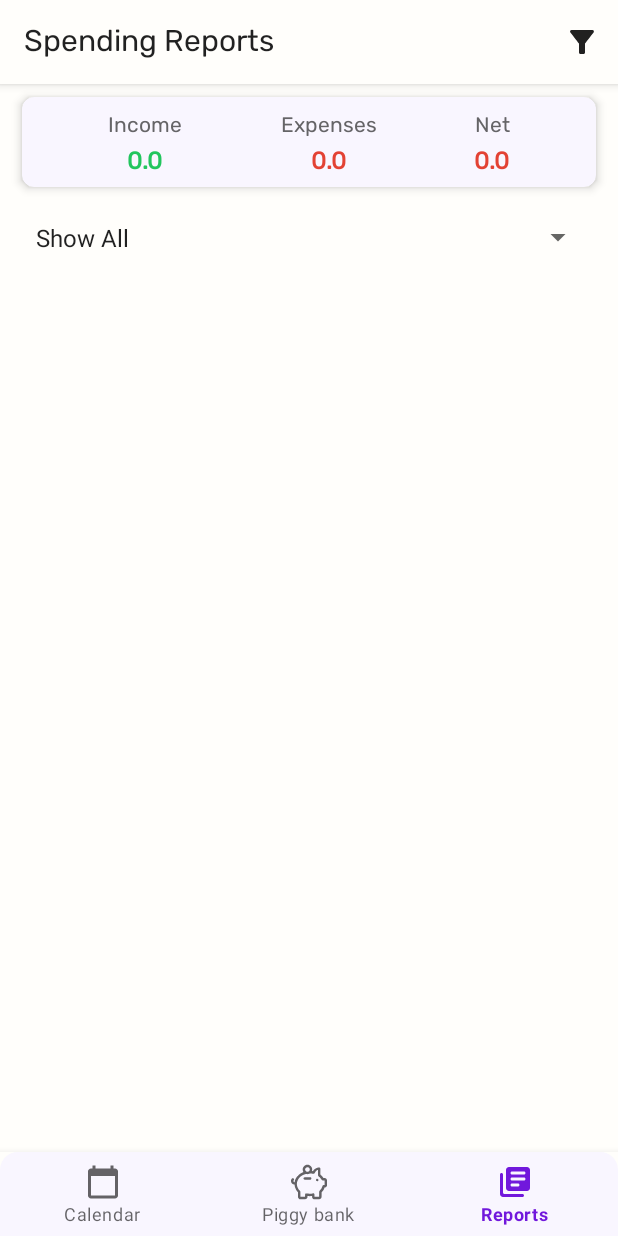
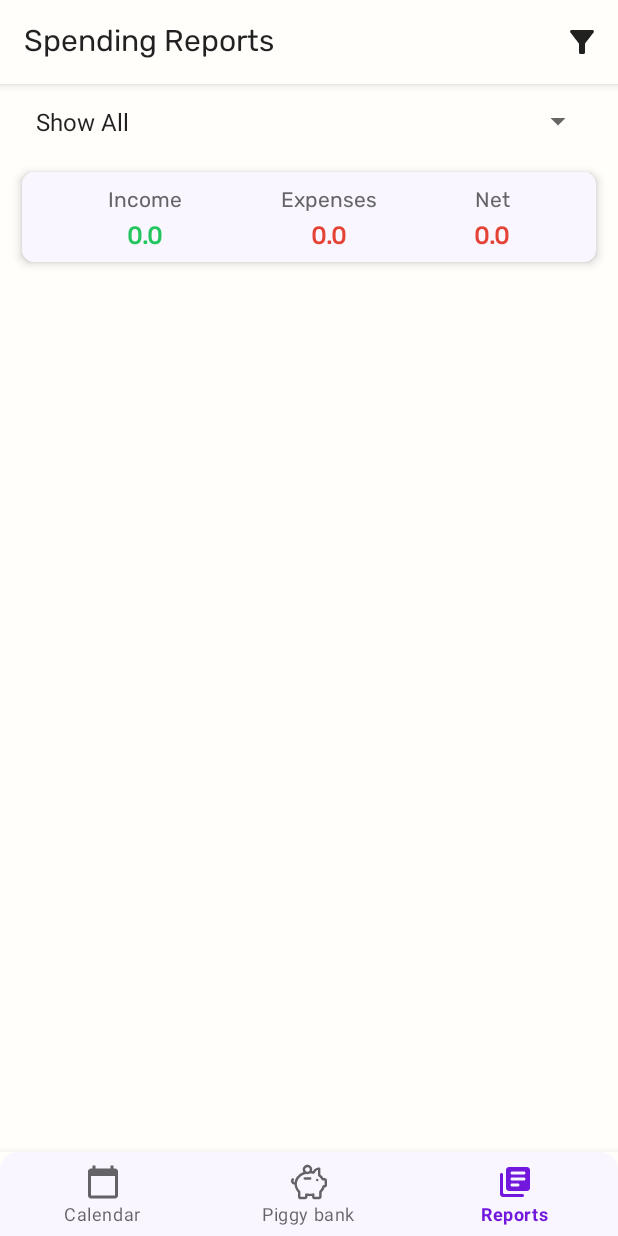
Before and after one commit to AmarantBCL/BudgetApp, an Android app: the ReportsFragment screen opened through its navigation route, on a phone screen of 412 x 824 dp. Run offline under Robolectric (Android 15) with nearby library versions, the phone set to English and light mode, and no system bars; our stand-ins replace Dagger/Hilt's generated code, Room's generated code, navigation-ui.

Commit message:
Scroll bug fixed

```diff
--- a/app/src/main/java/com/amarant/apps/budgetapp/ui/fragments/ReportsFragment.kt
+++ b/app/src/main/java/com/amarant/apps/budgetapp/ui/fragments/ReportsFragment.kt
@@ -13,10 +13,7 @@ import android.widget.ArrayAdapter
 import androidx.core.content.ContextCompat
 import androidx.fragment.app.Fragment
 import androidx.fragment.app.activityViewModels
-import androidx.fragment.app.viewModels
-import androidx.navigation.fragment.NavHostFragment
 import androidx.navigation.fragment.findNavController
-import androidx.navigation.ui.onNavDestinationSelected
 import androidx.recyclerview.widget.DividerItemDecoration
 import androidx.recyclerview.widget.ItemTouchHelper
 import androidx.recyclerview.widget.LinearLayoutManager
@@ -24,15 +21,12 @@ import androidx.recyclerview.widget.RecyclerView
 import com.amarant.apps.budgetapp.R
 import com.amarant.apps.budgetapp.databinding.FragmentReportsBinding
 import com.amarant.apps.budgetapp.entities.BudgetUI
-import com.amarant.apps.budgetapp.ui.adapter.QuickCategoriesAdapter
+import com.amarant.apps.budgetapp.ui.adapter.DeprecatedReportsAdapter
 import com.amarant.apps.budgetapp.ui.adapter.ReportsAdapter
 import com.amarant.apps.budgetapp.ui.adapter.TodayBudgetAdapter
 import com.amarant.apps.budgetapp.ui.fragments.bottomsheet.FiltersBottomSheetFragment
-import com.amarant.apps.budgetapp.ui.fragments.bottomsheet.StatisticsBottomSheetFragment
-import com.amarant.apps.budgetapp.ui.fragments.bottomsheet.UpdateBudgetBottomSheetFragment
 import com.amarant.apps.budgetapp.ui.viewmodels.BudgetViewModel
 import com.amarant.apps.budgetapp.util.Constants
-import com.amarant.apps.budgetapp.util.DateUtils
 import com.amarant.apps.budgetapp.util.PeriodUtils.PERIOD_LAST_MONTH
 import com.amarant.apps.budgetapp.util.PeriodUtils.PERIOD_LAST_TWO_DAYS
 import com.amarant.apps.budgetapp.util.PeriodUtils.PERIOD_LAST_TWO_MONTHS
@@ -57,14 +51,14 @@ import java.util.Calendar
 import kotlin.math.absoluteValue
 
 @AndroidEntryPoint
-class ReportsFragment : Fragment(), ReportsAdapter.MyOnClickListener {
+class ReportsFragment : Fragment(), DeprecatedReportsAdapter.MyOnClickListener {
 
     private var _binding: FragmentReportsBinding? = null
     private val binding: FragmentReportsBinding
         get() = _binding ?: throw RuntimeException("FragmentReportsBinding == null")
 
     private val budgetViewModel: BudgetViewModel by activityViewModels()
-    private lateinit var reportsAdapter: TodayBudgetAdapter//ReportsAdapter
+    private lateinit var reportsAdapter: ReportsAdapter
     private lateinit var startDate: String
     private var period = PERIOD_SHOW_ALL
 
@@ -162,7 +156,7 @@ class ReportsFragment : Fragment(), ReportsAdapter.MyOnClickListener {
     }
 
     private fun initializeRecyclerView() {
-        reportsAdapter = TodayBudgetAdapter()//ReportsAdapter(this)
+        reportsAdapter = ReportsAdapter()
         val divider = DividerItemDecoration(requireContext(), LinearLayoutManager.VERTICAL)
         binding.recyclerReports.addItemDecoration(divider)
         binding.recyclerReports.adapter = reportsAdapter
--- a/app/src/main/res/layout/fragment_reports.xml
+++ b/app/src/main/res/layout/fragment_reports.xml
@@ -4,6 +4,16 @@
     xmlns:tools="http://schemas.android.com/tools"
     android:layout_width="match_parent"
     android:layout_height="match_parent">
+
+    <Spinner
+        android:id="@+id/date_range_report_spinner"
+        android:layout_width="match_parent"
+        android:layout_height="50dp"
+        android:layout_marginHorizontal="@dimen/large_margin"
+        android:pointerIcon="arrow"
+        app:layout_constraintEnd_toEndOf="parent"
+        app:layout_constraintStart_toStartOf="parent"
+        app:layout_constraintTop_toTopOf="parent" />
 
     <com.google.android.material.card.MaterialCardView
         android:id="@+id/card_income_expenses"
@@ -17,7 +27,7 @@
         app:cardUseCompatPadding="true"
         app:layout_constraintEnd_toEndOf="parent"
         app:layout_constraintStart_toStartOf="parent"
-        app:layout_constraintTop_toTopOf="parent">
+        app:layout_constraintTop_toBottomOf="@id/date_range_report_spinner">
 
         <androidx.constraintlayout.widget.ConstraintLayout
             android:layout_width="match_parent"
@@ -113,17 +123,6 @@
 
     </com.google.android.material.card.MaterialCardView>
 
-    <Spinner
-        android:id="@+id/date_range_report_spinner"
-        android:layout_width="match_parent"
-        android:layout_height="50dp"
-        android:layout_marginHorizontal="@dimen/large_margin"
-        android:pointerIcon="arrow"
-        app:layout_constraintEnd_toEndOf="parent"
-        app:layout_constraintHorizontal_bias="0.0"
-        app:layout_constraintStart_toStartOf="parent"
-        app:layout_constraintTop_toBottomOf="@id/card_income_expenses" />
-
     <androidx.recyclerview.widget.RecyclerView
         android:id="@+id/recycler_reports"
         android:layout_width="match_parent"
@@ -132,20 +131,6 @@
         app:layout_constraintBottom_toBottomOf="parent"
         app:layout_constraintEnd_toEndOf="parent"
         app:layout_constraintStart_toStartOf="parent"
-        app:layout_constraintTop_toBottomOf="@+id/date_range_report_spinner" />
-
-    <!--    <TextView-->
-    <!--        android:id="@+id/statistics"-->
-    <!--        android:layout_width="wrap_content"-->
-    <!--        android:layout_height="wrap_content"-->
-    <!--        android:layout_marginStart="8dp"-->
-    <!--        android:layout_marginBottom="8dp"-->
-    <!--        android:text="@string/show_statistics"-->
-    <!--        android:textSize="20sp"-->
-    <!--        android:textColor="@color/primaryDark"-->
-    <!--        app:layout_constraintBottom_toBottomOf="parent"-->
-    <!--        app:layout_constraintEnd_toEndOf="parent"-->
-    <!--        app:layout_constraintHorizontal_bias="0.5"-->
-    <!--        app:layout_constraintStart_toStartOf="parent" />-->
+        app:layout_constraintTop_toBottomOf="@+id/card_income_expenses" />
 
 </androidx.constraintlayout.widget.ConstraintLayout>
```
Also changed, not shown: app/src/main/java/com/amarant/apps/budgetapp/ui/adapter/DeprecatedReportsAdapter.kt (added, +79 -0 lines), app/src/main/java/com/amarant/apps/budgetapp/ui/adapter/ReportsAdapter.kt (+78 -51 lines).
